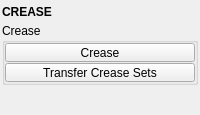
m3trik/tentacle, file tentacle/ui/crease.ui: the form before one commit.
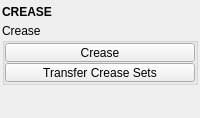
The form after the commit. Custom widgets are drawn as their Qt base class.

What changed in the file:
```diff
--- a/tentacle/ui/crease.ui
+++ b/tentacle/ui/crease.ui
@@ -270,6 +270,9 @@
         <property name="orientation">
          <enum>Qt::Vertical</enum>
         </property>
+        <property name="sizeType">
+         <enum>QSizePolicy::Fixed</enum>
+        </property>
         <property name="sizeHint" stdset="0">
          <size>
           <width>0</width>
```
Left out of the diff: 6 changed lines with no effect on the pictures.
